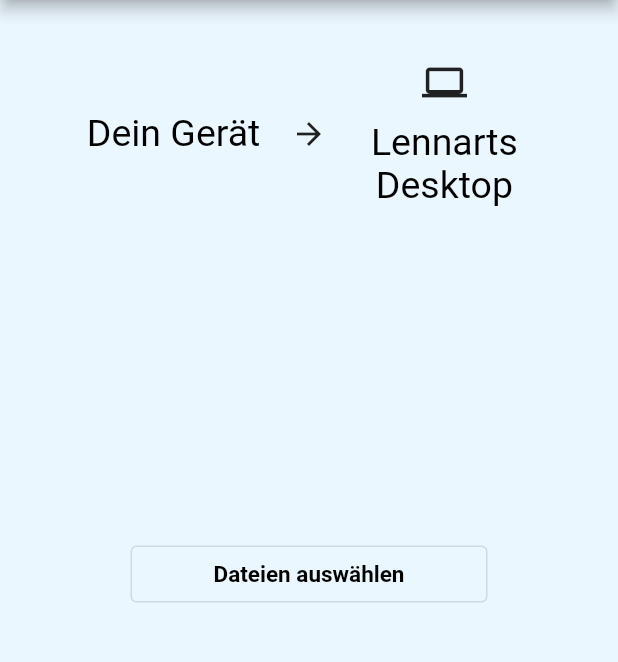
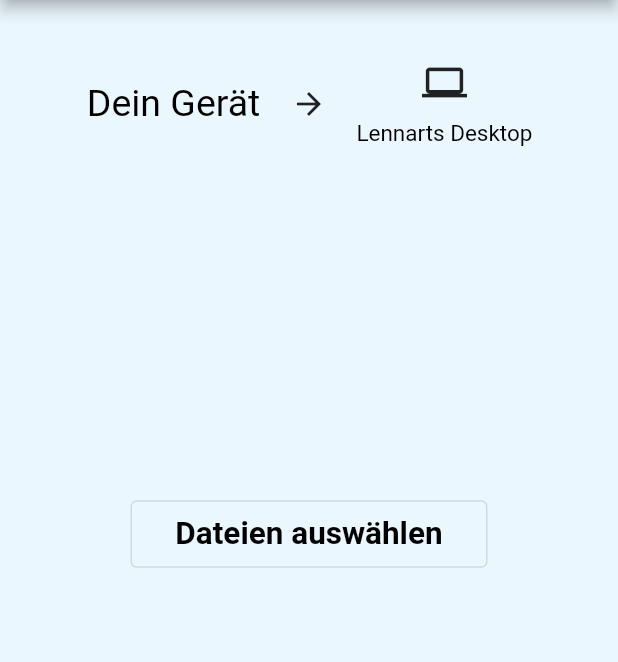
Before and after one commit to szettl135/share2desktop, a Flutter app: the screen it shows after launch, after a tap on "Lennarts Desktop", on a phone screen of 412 x 824 dp, the part 84-746 px from its top. Run offline on Flutter 3.47's test engine with Material 2 defaults, Android fonts, the phone set to English and light mode, and no system bars; drawn by our look-alikes of auto_size_text; our stand-ins replace adaptive_theme, qr_flutter; Roboto replaces fonts that are missing (Arial).

Commit message:
dynamischere Texte

```diff
--- a/lib/chooseFiles.dart
+++ b/lib/chooseFiles.dart
@@ -18,7 +18,7 @@ class ChooseFiles extends StatefulWidget {
 
 class _ChooseFiles extends State<ChooseFiles> {
 
-
+var devicesGroup = AutoSizeGroup();
 
    @override
   Widget build(BuildContext context) {
@@ -40,7 +40,7 @@ class _ChooseFiles extends State<ChooseFiles> {
                 SizedBox(height:10),
                 Container(alignment: Alignment.center, width: MediaQuery.of(context).size.width * 0.30,
                   child:
-                AutoSizeText("Dein Gerät",style: Theme.of(context).textTheme.headline4, maxLines: 1, presetFontSizes: [25, 15, 5])),
+                AutoSizeText("Dein Gerät",style: Theme.of(context).textTheme.headline4, group: devicesGroup, maxLines: 1, minFontSize: 5, maxFontSize: 25, stepGranularity: 1,overflow: TextOverflow.ellipsis,)),
                 SizedBox(height: 10),
 
               ],),
@@ -63,7 +63,7 @@ class _ChooseFiles extends State<ChooseFiles> {
                 SizedBox(height: 10),
                 Container(alignment: Alignment.center, width: MediaQuery.of(context).size.width * 0.30,
                 child:
-                AutoSizeText(widget.targetDeviceName, textAlign: TextAlign.center, presetFontSizes: [25, 15, 5], style: Theme.of(context).textTheme.headline4,  maxLines: 2,overflow: TextOverflow.ellipsis,),
+                AutoSizeText(widget.targetDeviceName, textAlign: TextAlign.center, group: devicesGroup, maxLines: 1, minFontSize: 5, maxFontSize: 25, stepGranularity: 1, style: Theme.of(context).textTheme.headline4,overflow: TextOverflow.ellipsis,),
                 ),SizedBox(height: 10)
               ],),
               ),
@@ -82,7 +82,7 @@ class _ChooseFiles extends State<ChooseFiles> {
                   },child: Container(alignment: Alignment.center, padding: EdgeInsets.all(10),
 
                     width: MediaQuery.of(context).size.width * 0.5,
-                    child: AutoSizeText("Dateien auswählen", maxLines: 1, textAlign: TextAlign.center, presetFontSizes: [25, 15, 5], style: Theme.of(context).textTheme.headline3 ))
+                    child: AutoSizeText("Dateien auswählen", maxLines: 1, textAlign: TextAlign.center, overflow: TextOverflow.ellipsis, minFontSize: 5, maxFontSize: 25, stepGranularity: 1, style: Theme.of(context).textTheme.headline3 ))
                     ),
         Spacer(flex:2)
       ])
--- a/lib/receiveFiles.dart
+++ b/lib/receiveFiles.dart
@@ -10,6 +10,8 @@ class ReceiveFiles extends StatefulWidget {
 
 class _ReceiveFiles extends State<ReceiveFiles> {
   Object? selectedDevice = null;
+
+var filesGroup = AutoSizeGroup();
 
 final titel = [
     "Urlaub.mp4",
@@ -72,7 +74,7 @@ final titel = [
                     child: Column( mainAxisAlignment: MainAxisAlignment.center,
  crossAxisAlignment: CrossAxisAlignment.center, children:[ ListTile(
 
-                        title: Container(width: MediaQuery.of(context).size.width*0.50, child: AutoSizeText(titel[index], maxLines: 1, presetFontSizes: [30, 20, 15])),
+                        title: Container(width: MediaQuery.of(context).size.width*0.50, child: AutoSizeText(titel[index], group: filesGroup, maxLines: 1, presetFontSizes: [30, 20, 15])),
                         trailing: Container(alignment: Alignment.centerRight, width: MediaQuery.of(context).size.width*0.25,child: Row(
                   //mainAxisAlignment: MainAxisAlignment.end,
                   children: [
@@ -86,7 +88,7 @@ final titel = [
                         icon: const Icon(Icons.close)),
                         Spacer(flex:3)
                   ])),
-                  subtitle: Container(width:MediaQuery.of(context).size.width*0.50, child:  AutoSizeText(untertitel[index], maxLines: 1, presetFontSizes: [20, 15, 10])
+                  subtitle: Container(width:MediaQuery.of(context).size.width*0.50, child:  AutoSizeText(untertitel[index], group: filesGroup, maxLines: 1, presetFontSizes: [20, 15, 10])
                 )),
                               /*Icon(icons[index]), SizedBox(width: 30),*/ /*, SizedBox(width: 30)*/
 
```
